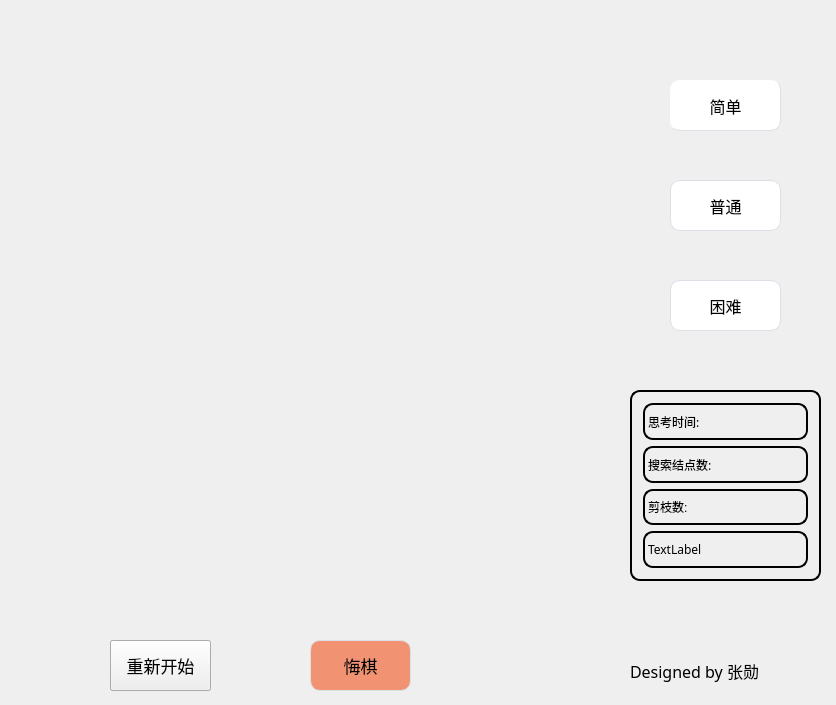
This is QT.ui in zzz-x/Gobang as Qt 5 draws it before an edit. The edited form follows.
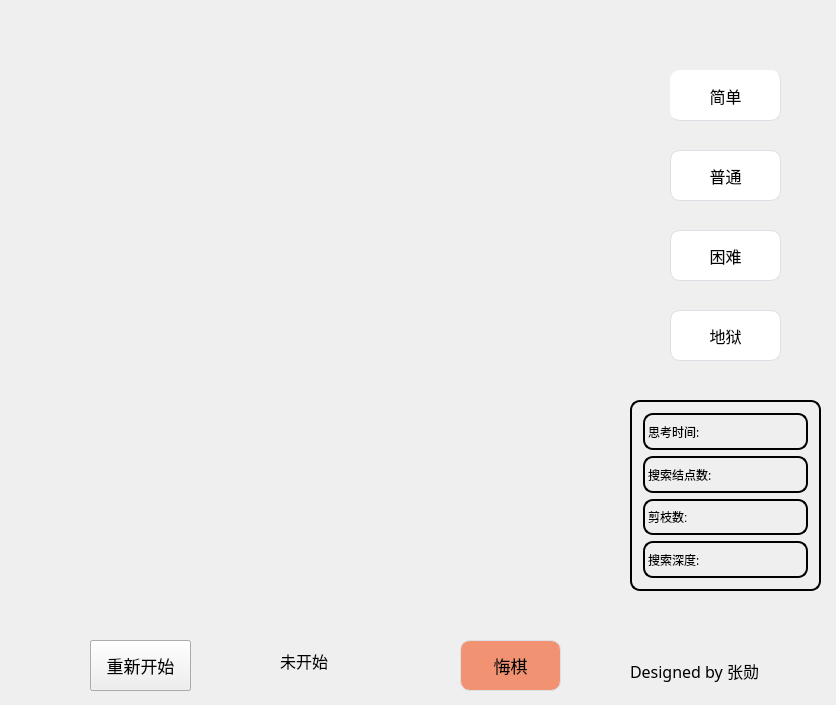
This is the edited form.

```diff
--- a/QT.ui
+++ b/QT.ui
@@ -18,7 +18,7 @@
     <property name="geometry">
      <rect>
       <x>630</x>
-      <y>390</y>
+      <y>400</y>
       <width>191</width>
       <height>191</height>
      </rect>
@@ -80,7 +80,7 @@
         </font>
        </property>
        <property name="text">
-        <string>TextLabel</string>
+        <string>搜索深度:</string>
        </property>
       </widget>
      </item>
@@ -90,7 +90,7 @@
     <property name="geometry">
      <rect>
       <x>670</x>
-      <y>80</y>
+      <y>70</y>
       <width>111</width>
       <height>51</height>
      </rect>
@@ -134,7 +134,7 @@
     <property name="geometry">
      <rect>
       <x>670</x>
-      <y>180</y>
+      <y>150</y>
       <width>111</width>
       <height>51</height>
      </rect>
@@ -167,7 +167,7 @@
     <property name="geometry">
      <rect>
       <x>670</x>
-      <y>280</y>
+      <y>230</y>
       <width>111</width>
       <height>51</height>
      </rect>
@@ -199,7 +199,7 @@
    <widget class="QPushButton" name="pushButton_4">
     <property name="geometry">
      <rect>
-      <x>310</x>
+      <x>460</x>
       <y>640</y>
       <width>101</width>
       <height>51</height>
@@ -236,7 +236,7 @@
    <widget class="QPushButton" name="pushButton_5">
     <property name="geometry">
      <rect>
-      <x>110</x>
+      <x>90</x>
       <y>640</y>
       <width>101</width>
       <height>51</height>
@@ -258,7 +258,7 @@
    <widget class="QPushButton" name="pushButton_6">
     <property name="geometry">
      <rect>
-      <x>110</x>
+      <x>90</x>
       <y>640</y>
       <width>101</width>
       <height>51</height>
@@ -296,6 +296,57 @@
      <string>Designed by 张勋</string>
     </property>
    </widget>
+   <widget class="QLabel" name="label_6">
+    <property name="geometry">
+     <rect>
+      <x>280</x>
+      <y>640</y>
+      <width>131</width>
+      <height>41</height>
+     </rect>
+    </property>
+    <property name="font">
+     <font>
+      <pointsize>12</pointsize>
+     </font>
+    </property>
+    <property name="text">
+     <string>未开始</string>
+    </property>
+   </widget>
+   <widget class="QPushButton" name="pushButton_7">
+    <property name="geometry">
+     <rect>
+      <x>670</x>
+      <y>310</y>
+      <width>111</width>
+      <height>51</height>
+     </rect>
+    </property>
+    <property name="font">
+     <font>
+      <pointsize>12</pointsize>
+     </font>
+    </property>
+    <property name="styleSheet">
+     <string notr="true">QPushButton {
+    background-color: #ffffff;
+    border: 1px solid #dcdfe6;
+    padding: 10px;
+    border-radius: 10px;
+}
+QPushButton:hover{
+   	background-color: #ecf5ff;
+    color: #409eff;
+    border: 1px solid #dcdfe6;
+    padding: 10px;
+    border-radius: 10px;
+}</string>
+    </property>
+    <property name="text">
+     <string>地狱</string>
+    </property>
+   </widget>
   </widget>
  </widget>
  <layoutdefault spacing="6" margin="11"/>
```
